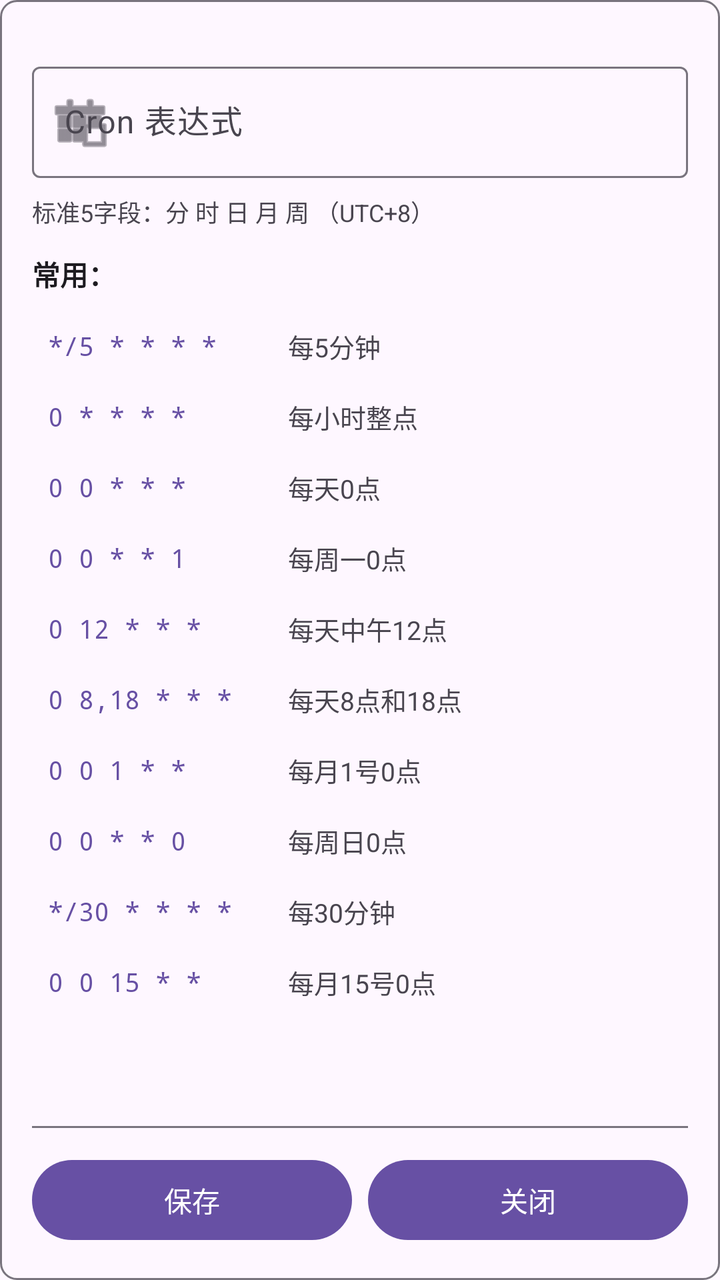
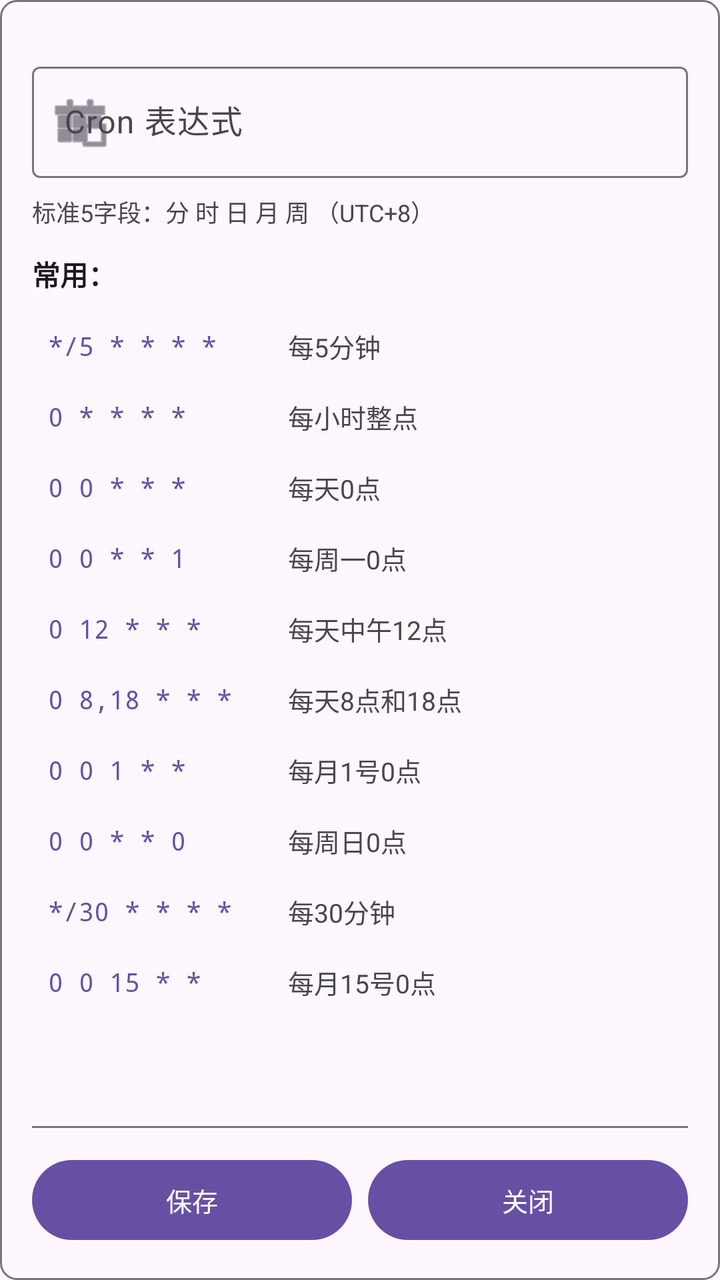

An Android layout rendered at two revisions. The XML below is the earlier revision; the diff shows what the commit changed to produce the second picture.
<!-- AndroidManifest.xml: application theme AppTheme -->
<!-- res/layout/dialog_add_trigger.xml -->
<?xml version="1.0" encoding="utf-8"?>
<LinearLayout xmlns:android="http://schemas.android.com/apk/res/android"
    xmlns:app="http://schemas.android.com/apk/res-auto"
    android:layout_width="match_parent"
    android:layout_height="match_parent"
    android:orientation="vertical"
    android:background="@drawable/bg_list_item_border"
    android:padding="16dp">

    <androidx.core.widget.NestedScrollView
        android:layout_width="match_parent"
        android:layout_height="0dp"
        android:layout_weight="1">

        <LinearLayout
            android:layout_width="match_parent"
            android:layout_height="wrap_content"
            android:orientation="vertical">

            <com.google.android.material.textfield.TextInputLayout
                android:id="@+id/cronInputLayout"
                android:layout_width="match_parent"
                android:layout_height="wrap_content"
                android:hint="Cron 表达式"
                app:startIconDrawable="@android:drawable/ic_menu_today"
                android:layout_marginTop="12dp">

                <com.google.android.material.textfield.TextInputEditText
                    android:id="@+id/cronEditText"
                    android:layout_width="match_parent"
                    android:layout_height="wrap_content"
                    android:textSize="16sp" />

            </com.google.android.material.textfield.TextInputLayout>

            <TextView
                android:layout_width="wrap_content"
                android:layout_height="wrap_content"
                android:text="标准5字段：分 时 日 月 周 （UTC+8）"
                android:textSize="12sp"
                android:textColor="?attr/colorOnSurfaceVariant"
                android:layout_marginTop="8dp" />

            <TextView
                android:layout_width="wrap_content"
                android:layout_height="wrap_content"
                android:text="常用："
                android:textSize="14sp"
                android:textStyle="bold"
                android:textColor="?attr/colorOnSurface"
                android:layout_marginTop="12dp" />

            <LinearLayout
                android:layout_width="match_parent"
                android:layout_height="wrap_content"
                android:orientation="vertical"
                android:layout_marginTop="8dp">

                <LinearLayout
                    android:id="@+id/cronItem1"
                    android:layout_width="match_parent"
                    android:layout_height="wrap_content"
                    android:orientation="horizontal"
                    android:gravity="center_vertical"
                    android:padding="8dp"
                    android:background="?attr/selectableItemBackground">

                    <TextView
                        android:layout_width="120dp"
                        android:layout_height="wrap_content"
                        android:text="*/5 * * * *"
                        android:textSize="13sp"
                        android:fontFamily="monospace"
                        android:textColor="?attr/colorPrimary" />

                    <TextView
                        android:layout_width="wrap_content"
                        android:layout_height="wrap_content"
                        android:text="每5分钟"
                        android:textSize="13sp"
                        android:textColor="?attr/colorOnSurfaceVariant" />

                </LinearLayout>

                <LinearLayout
                    android:id="@+id/cronItem2"
                    android:layout_width="match_parent"
                    android:layout_height="wrap_content"
                    android:orientation="horizontal"
                    android:gravity="center_vertical"
                    android:padding="8dp"
                    android:background="?attr/selectableItemBackground">

                    <TextView
                        android:layout_width="120dp"
                        android:layout_height="wrap_content"
                        android:text="0 * * * *"
                        android:textSize="13sp"
                        android:fontFamily="monospace"
                        android:textColor="?attr/colorPrimary" />

                    <TextView
                        android:layout_width="wrap_content"
                        android:layout_height="wrap_content"
                        android:text="每小时整点"
                        android:textSize="13sp"
                        android:textColor="?attr/colorOnSurfaceVariant" />

                </LinearLayout>

                <LinearLayout
                    android:id="@+id/cronItem3"
                    android:layout_width="match_parent"
                    android:layout_height="wrap_content"
                    android:orientation="horizontal"
                    android:gravity="center_vertical"
                    android:padding="8dp"
                    android:background="?attr/selectableItemBackground">

                    <TextView
                        android:layout_width="120dp"
                        android:layout_height="wrap_content"
                        android:text="0 0 * * *"
                        android:textSize="13sp"
                        android:fontFamily="monospace"
                        android:textColor="?attr/colorPrimary" />

                    <TextView
                        android:layout_width="wrap_content"
                        android:layout_height="wrap_content"
                        android:text="每天0点"
                        android:textSize="13sp"
                        android:textColor="?attr/colorOnSurfaceVariant" />

                </LinearLayout>

                <LinearLayout
                    android:id="@+id/cronItem4"
                    android:layout_width="match_parent"
                    android:layout_height="wrap_content"
                    android:orientation="horizontal"
                    android:gravity="center_vertical"
                    android:padding="8dp"
                    android:background="?attr/selectableItemBackground">

                    <TextView
                        android:layout_width="120dp"
                        android:layout_height="wrap_content"
                        android:text="0 0 * * 1"
                        android:textSize="13sp"
                        android:fontFamily="monospace"
                        android:textColor="?attr/colorPrimary" />

                    <TextView
                        android:layout_width="wrap_content"
                        android:layout_height="wrap_content"
                        android:text="每周一0点"
                        android:textSize="13sp"
                        android:textColor="?attr/colorOnSurfaceVariant" />

                </LinearLayout>

                <LinearLayout
                    android:id="@+id/cronItem5"
                    android:layout_width="match_parent"
                    android:layout_height="wrap_content"
                    android:orientation="horizontal"
                    android:gravity="center_vertical"
                    android:padding="8dp"
                    android:background="?attr/selectableItemBackground">

                    <TextView
                        android:layout_width="120dp"
                        android:layout_height="wrap_content"
                        android:text="0 12 * * *"
                        android:textSize="13sp"
                        android:fontFamily="monospace"
                        android:textColor="?attr/colorPrimary" />

                    <TextView
                        android:layout_width="wrap_content"
                        android:layout_height="wrap_content"
                        android:text="每天中午12点"
                        android:textSize="13sp"
                        android:textColor="?attr/colorOnSurfaceVariant" />

                </LinearLayout>

                <LinearLayout
                    android:id="@+id/cronItem6"
                    android:layout_width="match_parent"
                    android:layout_height="wrap_content"
                    android:orientation="horizontal"
                    android:gravity="center_vertical"
                    android:padding="8dp"
                    android:background="?attr/selectableItemBackground">

                    <TextView
                        android:layout_width="120dp"
                        android:layout_height="wrap_content"
                        android:text="0 8,18 * * *"
                        android:textSize="13sp"
                        android:fontFamily="monospace"
                        android:textColor="?attr/colorPrimary" />

                    <TextView
                        android:layout_width="wrap_content"
                        android:layout_height="wrap_content"
                        android:text="每天8点和18点"
                        android:textSize="13sp"
                        android:textColor="?attr/colorOnSurfaceVariant" />

                </LinearLayout>

                <LinearLayout
                    android:id="@+id/cronItem7"
                    android:layout_width="match_parent"
                    android:layout_height="wrap_content"
                    android:orientation="horizontal"
                    android:gravity="center_vertical"
                    android:padding="8dp"
                    android:background="?attr/selectableItemBackground">

                    <TextView
                        android:layout_width="120dp"
                        android:layout_height="wrap_content"
                        android:text="0 0 1 * *"
                        android:textSize="13sp"
                        android:fontFamily="monospace"
                        android:textColor="?attr/colorPrimary" />

                    <TextView
                        android:layout_width="wrap_content"
                        android:layout_height="wrap_content"
                        android:text="每月1号0点"
                        android:textSize="13sp"
                        android:textColor="?attr/colorOnSurfaceVariant" />

                </LinearLayout>

                <LinearLayout
                    android:id="@+id/cronItem8"
                    android:layout_width="match_parent"
                    android:layout_height="wrap_content"
                    android:orientation="horizontal"
                    android:gravity="center_vertical"
                    android:padding="8dp"
                    android:background="?attr/selectableItemBackground">

                    <TextView
                        android:layout_width="120dp"
                        android:layout_height="wrap_content"
                        android:text="0 0 * * 0"
                        android:textSize="13sp"
                        android:fontFamily="monospace"
                        android:textColor="?attr/colorPrimary" />

                    <TextView
                        android:layout_width="wrap_content"
                        android:layout_height="wrap_content"
                        android:text="每周日0点"
                        android:textSize="13sp"
                        android:textColor="?attr/colorOnSurfaceVariant" />

                </LinearLayout>

                <LinearLayout
                    android:id="@+id/cronItem9"
                    android:layout_width="match_parent"
                    android:layout_height="wrap_content"
                    android:orientation="horizontal"
                    android:gravity="center_vertical"
                    android:padding="8dp"
                    android:background="?attr/selectableItemBackground">

                    <TextView
                        android:layout_width="120dp"
                        android:layout_height="wrap_content"
                        android:text="*/30 * * * *"
                        android:textSize="13sp"
                        android:fontFamily="monospace"
                        android:textColor="?attr/colorPrimary" />

                    <TextView
                        android:layout_width="wrap_content"
                        android:layout_height="wrap_content"
                        android:text="每30分钟"
                        android:textSize="13sp"
                        android:textColor="?attr/colorOnSurfaceVariant" />

                </LinearLayout>

                <LinearLayout
                    android:id="@+id/cronItem10"
                    android:layout_width="match_parent"
                    android:layout_height="wrap_content"
                    android:orientation="horizontal"
                    android:gravity="center_vertical"
                    android:padding="8dp"
                    android:background="?attr/selectableItemBackground">

                    <TextView
                        android:layout_width="120dp"
                        android:layout_height="wrap_content"
                        android:text="0 0 15 * *"
                        android:textSize="13sp"
                        android:fontFamily="monospace"
                        android:textColor="?attr/colorPrimary" />

                    <TextView
                        android:layout_width="wrap_content"
                        android:layout_height="wrap_content"
                        android:text="每月15号0点"
                        android:textSize="13sp"
                        android:textColor="?attr/colorOnSurfaceVariant" />

                </LinearLayout>

            </LinearLayout>

        </LinearLayout>

    </androidx.core.widget.NestedScrollView>

    <View
        android:layout_width="match_parent"
        android:layout_height="1dp"
        android:background="?attr/colorOutline"
        android:layout_marginTop="12dp"
        android:layout_marginBottom="12dp" />

    <LinearLayout
        android:layout_width="match_parent"
        android:layout_height="wrap_content"
        android:orientation="horizontal">

        <com.google.android.material.button.MaterialButton
            android:id="@+id/saveBtn"
            android:layout_width="0dp"
            android:layout_height="wrap_content"
            android:layout_weight="1"
            android:text="保存"
            app:backgroundTint="?attr/colorPrimary"
            android:textColor="@color/white" />

        <com.google.android.material.button.MaterialButton
            android:id="@+id/cancelBtn"
            android:layout_width="0dp"
            android:layout_height="wrap_content"
            android:layout_weight="1"
            android:text="关闭"
            android:layout_marginStart="8dp" />

    </LinearLayout>

</LinearLayout>
<!-- resources referenced by this layout -->
<resources>
  <color name="white">#FFFFFF</color>
  <!-- drawable bg_list_item_border (drawable) -->
  <?xml version="1.0" encoding="utf-8"?>
  <shape xmlns:android="http://schemas.android.com/apk/res/android">
      <solid android:color="?attr/colorSurface" />
      <stroke
          android:width="1dp"
          android:color="?attr/colorOutline" />
      <corners android:radius="8dp" />
  </shape>
  <style name="AppTheme" parent="Base.AppTheme" />
  <style name="Base.AppTheme" parent="Theme.Material3.DayNight.NoActionBar">
      
      
    </style>
</resources>

<!-- the commit's change to res/layout/dialog_add_trigger.xml (unified diff, before → after) -->
@@ -21,7 +21,7 @@
                 android:id="@+id/cronInputLayout"
                 android:layout_width="match_parent"
                 android:layout_height="wrap_content"
-                android:hint="Cron 表达式"
+                android:hint="@string/xml_dialog_add_trigger_hint"
                 app:startIconDrawable="@android:drawable/ic_menu_today"
                 android:layout_marginTop="12dp">
 
@@ -36,7 +36,7 @@
             <TextView
                 android:layout_width="wrap_content"
                 android:layout_height="wrap_content"
-                android:text="标准5字段：分 时 日 月 周 （UTC+8）"
+                android:text="@string/xml_dialog_add_trigger"
                 android:textSize="12sp"
                 android:textColor="?attr/colorOnSurfaceVariant"
                 android:layout_marginTop="8dp" />
@@ -44,7 +44,7 @@
             <TextView
                 android:layout_width="wrap_content"
                 android:layout_height="wrap_content"
-                android:text="常用："
+                android:text="@string/xml_dialog_add_trigger_2"
                 android:textSize="14sp"
                 android:textStyle="bold"
                 android:textColor="?attr/colorOnSurface"
@@ -76,7 +76,7 @@
                     <TextView
                         android:layout_width="wrap_content"
                         android:layout_height="wrap_content"
-                        android:text="每5分钟"
+                        android:text="@string/xml_dialog_add_trigger_3"
                         android:textSize="13sp"
                         android:textColor="?attr/colorOnSurfaceVariant" />
 
@@ -102,7 +102,7 @@
                     <TextView
                         android:layout_width="wrap_content"
                         android:layout_height="wrap_content"
-                        android:text="每小时整点"
+                        android:text="@string/xml_dialog_add_trigger_4"
                         android:textSize="13sp"
                         android:textColor="?attr/colorOnSurfaceVariant" />
 
@@ -128,7 +128,7 @@
                     <TextView
                         android:layout_width="wrap_content"
                         android:layout_height="wrap_content"
-                        android:text="每天0点"
+                        android:text="@string/xml_dialog_add_trigger_5"
                         android:textSize="13sp"
                         android:textColor="?attr/colorOnSurfaceVariant" />
 
@@ -154,7 +154,7 @@
                     <TextView
                         android:layout_width="wrap_content"
                         android:layout_height="wrap_content"
-                        android:text="每周一0点"
+                        android:text="@string/xml_dialog_add_trigger_6"
                         android:textSize="13sp"
                         android:textColor="?attr/colorOnSurfaceVariant" />
 
@@ -180,7 +180,7 @@
                     <TextView
                         android:layout_width="wrap_content"
                         android:layout_height="wrap_content"
-                        android:text="每天中午12点"
+                        android:text="@string/xml_dialog_add_trigger_7"
                         android:textSize="13sp"
                         android:textColor="?attr/colorOnSurfaceVariant" />
 
@@ -206,7 +206,7 @@
                     <TextView
                         android:layout_width="wrap_content"
                         android:layout_height="wrap_content"
-                        android:text="每天8点和18点"
+                        android:text="@string/xml_dialog_add_trigger_8"
                         android:textSize="13sp"
                         android:textColor="?attr/colorOnSurfaceVariant" />
 
@@ -232,7 +232,7 @@
                     <TextView
                         android:layout_width="wrap_content"
                         android:layout_height="wrap_content"
-                        android:text="每月1号0点"
+                        android:text="@string/xml_dialog_add_trigger_9"
                         android:textSize="13sp"
                         android:textColor="?attr/colorOnSurfaceVariant" />
 
@@ -258,7 +258,7 @@
                     <TextView
                         android:layout_width="wrap_content"
                         android:layout_height="wrap_content"
-                        android:text="每周日0点"
+                        android:text="@string/xml_dialog_add_trigger_10"
                         android:textSize="13sp"
                         android:textColor="?attr/colorOnSurfaceVariant" />
 
@@ -284,7 +284,7 @@
                     <TextView
                         android:layout_width="wrap_content"
                         android:layout_height="wrap_content"
-                        android:text="每30分钟"
+                        android:text="@string/xml_dialog_add_trigger_11"
                         android:textSize="13sp"
                         android:textColor="?attr/colorOnSurfaceVariant" />
 
@@ -310,7 +310,7 @@
                     <TextView
                         android:layout_width="wrap_content"
                         android:layout_height="wrap_content"
-                        android:text="每月15号0点"
+                        android:text="@string/xml_dialog_add_trigger_12"
                         android:textSize="13sp"
                         android:textColor="?attr/colorOnSurfaceVariant" />
 
@@ -339,7 +339,7 @@
             android:layout_width="0dp"
             android:layout_height="wrap_content"
             android:layout_weight="1"
-            android:text="保存"
+            android:text="@string/save"
             app:backgroundTint="?attr/colorPrimary"
             android:textColor="@color/white" />
 
@@ -348,7 +348,7 @@
             android:layout_width="0dp"
             android:layout_height="wrap_content"
             android:layout_weight="1"
-            android:text="关闭"
+            android:text="@string/ssl_mode_off"
             android:layout_marginStart="8dp" />
 
     </LinearLayout>
<!-- resource entries referenced after the edit -->
@@ -10,10 +10,68 @@
           android:color="?attr/colorOutline" />
       <corners android:radius="8dp" />
   </shape>
+  <string name="save">保存</string>
+  <string name="ssl_mode_off">关闭</string>
+  <string name="xml_dialog_add_trigger">标准5字段：分 时 日 月 周 （UTC+8）</string>
+  <string name="xml_dialog_add_trigger_10">每周日0点</string>
+  <string name="xml_dialog_add_trigger_11">每30分钟</string>
+  <string name="xml_dialog_add_trigger_12">每月15号0点</string>
+  <string name="xml_dialog_add_trigger_2">常用：</string>
+  <string name="xml_dialog_add_trigger_3">每5分钟</string>
+  <string name="xml_dialog_add_trigger_4">每小时整点</string>
+  <string name="xml_dialog_add_trigger_5">每天0点</string>
+  <string name="xml_dialog_add_trigger_6">每周一0点</string>
+  <string name="xml_dialog_add_trigger_7">每天中午12点</string>
+  <string name="xml_dialog_add_trigger_8">每天8点和18点</string>
+  <string name="xml_dialog_add_trigger_9">每月1号0点</string>
+  <string name="xml_dialog_add_trigger_hint">Cron 表达式</string>
   <style name="AppTheme" parent="Base.AppTheme" />
   <style name="Base.AppTheme" parent="Theme.Material3.DayNight.NoActionBar">
       
       
+  
+      
+      <item name="android:textViewStyle">@style/AppTextView</item>
+      <item name="android:buttonStyle">@style/AppButton</item>
+      <item name="materialButtonStyle">@style/AppMaterialButton</item>
+      <item name="chipStyle">@style/AppChip</item>
     </style>
+  <style name="AppTextView" parent="@android:style/Widget.DeviceDefault.TextView">
+      <item name="android:breakStrategy">simple</item>
+      <item name="android:hyphenationFrequency">full</item>
+      <item name="android:ellipsize">end</item>
+      <item name="android:justificationMode">inter_word</item>
+      <item name="android:textIsSelectable">false</item>
+    </style>
+  <style name="AppButton" parent="Widget.Material3.Button">
+      <item name="android:minHeight">@dimen/app_button_min_height</item>
+      <item name="android:minWidth">@dimen/app_button_min_width</item>
+      <item name="android:maxLines">2</item>
+      <item name="android:ellipsize">end</item>
+      <item name="android:paddingStart">@dimen/app_button_padding_h</item>
+      <item name="android:paddingEnd">@dimen/app_button_padding_h</item>
+      <item name="android:breakStrategy">simple</item>
+      <item name="android:hyphenationFrequency">full</item>
+      <item name="android:textSize">@dimen/app_button_text_size</item>
+    </style>
+  <style name="AppMaterialButton" parent="Widget.Material3.Button">
+      <item name="android:minHeight">@dimen/app_button_min_height</item>
+      <item name="android:minWidth">@dimen/app_button_min_width</item>
+      <item name="android:maxLines">2</item>
+      <item name="android:ellipsize">end</item>
+      <item name="android:paddingStart">@dimen/app_button_padding_h</item>
+      <item name="android:paddingEnd">@dimen/app_button_padding_h</item>
+      <item name="android:breakStrategy">simple</item>
+      <item name="android:hyphenationFrequency">full</item>
+      <item name="android:textAllCaps">false</item>
+      <item name="android:textSize">@dimen/app_button_text_size</item>
+    </style>
+  <style name="AppChip" parent="Widget.Material3.Chip.Assist">
+      <item name="android:textIsSelectable">false</item>
+    </style>
+  <dimen name="app_button_min_height">48dp</dimen>
+  <dimen name="app_button_min_width">112dp</dimen>
+  <dimen name="app_button_padding_h">10dp</dimen>
+  <dimen name="app_button_text_size">13sp</dimen>
 </resources>
 
